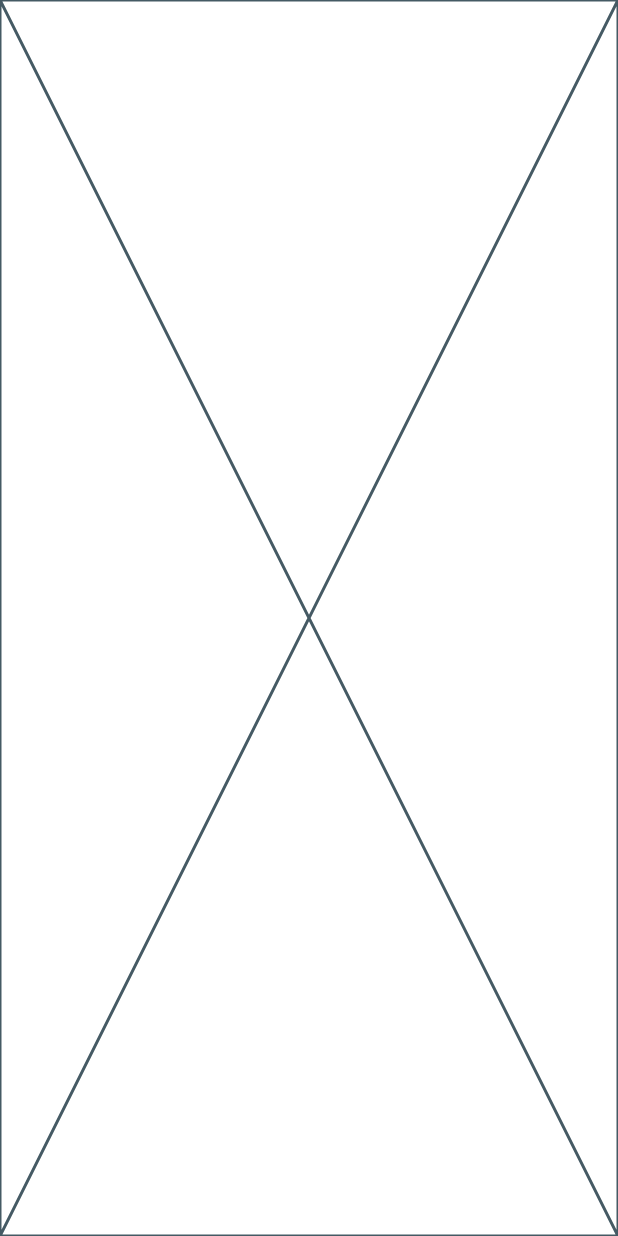
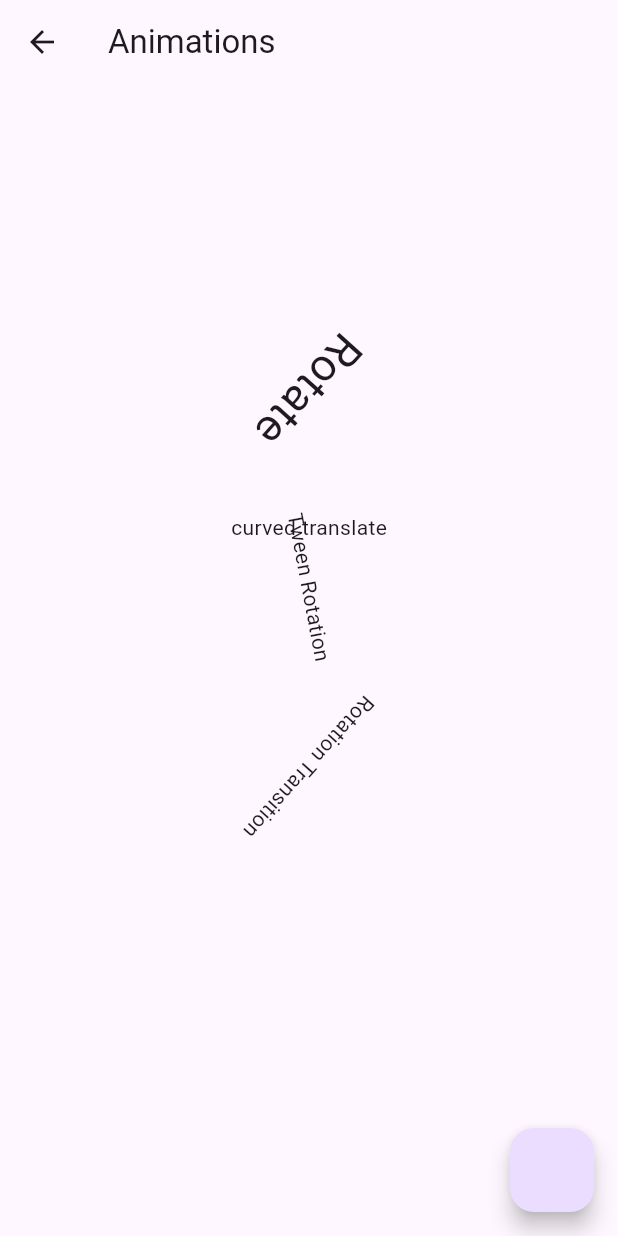
Before and after one commit to tmaurer-nait/dmit-2504-a01-winter-2025-instructor-workbook, a Flutter app: the screen it shows after launch, after a tap on the "play arrow" icon, on a phone screen of 412 x 824 dp. Run offline on Flutter 3.47's test engine with Material 3 defaults, Android fonts, the phone set to English and light mode, and no system bars; our stand-ins replace cloud_firestore, firebase_auth, firebase_core, sqflite; missing offline and left inert: firebase_ui_auth; accounts and stored records are empty.

Commit message:
animations done

```diff
--- a/animations/animations_example/lib/pages/animation_page.dart
+++ b/animations/animations_example/lib/pages/animation_page.dart
@@ -1,4 +1,5 @@
 import 'package:flutter/material.dart';
+import 'dart:math' as math;
 
 class AnimationPage extends StatefulWidget {
   const AnimationPage({super.key});
@@ -7,9 +8,95 @@ class AnimationPage extends StatefulWidget {
   State<AnimationPage> createState() => _AnimationPageState();
 }
 
-class _AnimationPageState extends State<AnimationPage> {
+class _AnimationPageState extends State<AnimationPage>
+    with SingleTickerProviderStateMixin {
+  // Allows us to link to the device's refresh rate
+
+  late final Animation _animation;
+  late final AnimationController _controller;
+
+  var _endVal = 2 * math.pi;
+
+  @override
+  void initState() {
+    super.initState();
+
+    // Create the controller, link it to this widgets ticker and set the duration
+    _controller = AnimationController(
+      vsync: this,
+      duration: Duration(seconds: 3),
+    );
+
+    _animation = _controller.drive(CurveTween(curve: Curves.elasticOut));
+
+    _controller.repeat();
+  }
+
+  @override
+  void dispose() {
+    super.dispose();
+
+    _controller.dispose(); // Prevent memory leaks
+  }
+
   @override
   Widget build(BuildContext context) {
-    return const Placeholder();
+    return Scaffold(
+      appBar: AppBar(title: Text('Animations')),
+      body: Center(
+        child: Column(
+          mainAxisAlignment: MainAxisAlignment.center,
+          children: [
+            AnimatedBuilder(
+              animation: _controller,
+              // whenever the controller changes, call the new builder
+              builder: (context, child) {
+                return Transform.rotate(
+                  // as the controller changes from 0 to 1 do a full 360 degree rotation
+                  angle: _controller.value * 2 * math.pi,
+                  child: Text('Rotate', style: TextStyle(fontSize: 30)),
+                );
+              },
+            ),
+            SizedBox(height: 100),
+            // Tween Animation Builder doesn't need a controller, it needs a tween and duration
+            TweenAnimationBuilder(
+              tween: Tween<double>(begin: 0, end: _endVal),
+              duration: Duration(seconds: 5),
+              builder: (context, value, widget) {
+                return Transform.rotate(
+                  angle: value,
+                  child: Text('Tween Rotation'),
+                );
+              },
+            ),
+            SizedBox(height: 100),
+            RotationTransition(
+              turns: _controller,
+              child: Text('Rotation Transition'),
+            ),
+            SizedBox(height: 100),
+            AnimatedBuilder(
+              animation: _animation,
+              builder: (context, child) {
+                return Transform.translate(
+                  offset: Offset(0, -_animation.value * 300),
+                  child: Text('curved translate'),
+                );
+              },
+            ),
+          ],
+        ),
+      ),
+      floatingActionButton: FloatingActionButton(
+        onPressed: () {
+          if (_controller.isAnimating) {
+            _controller.stop();
+          } else {
+            _controller.repeat();
+          }
+        },
+      ),
+    );
   }
 }
```
